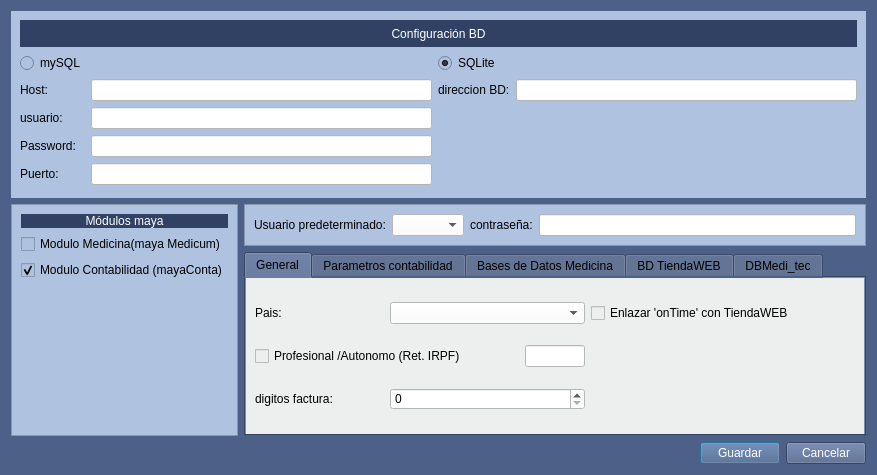
Qt form Zona_Administrador/frmconfigmaya.ui (arcnexus/RedFoX) before a commit.
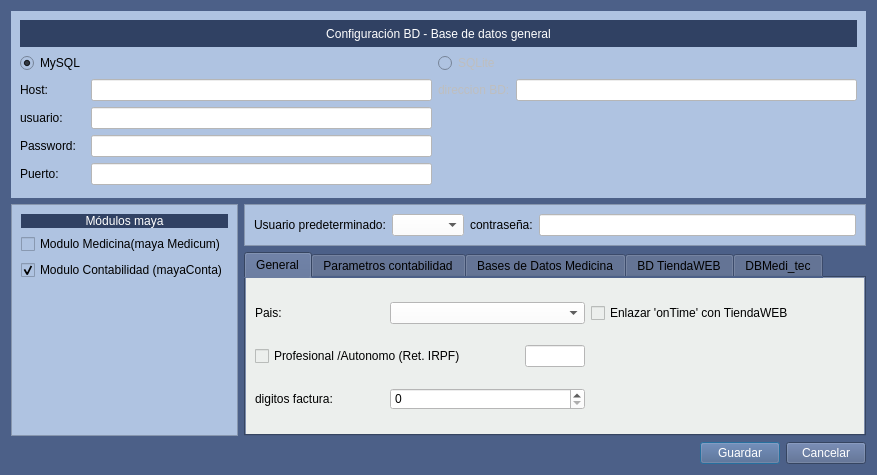
The same form after that commit. The open tabs and pages were chosen to show the change. Icons and pictures are not drawn.

The edit to the form file:
```diff
--- a/Zona_Administrador/frmconfigmaya.ui
+++ b/Zona_Administrador/frmconfigmaya.ui
@@ -706,7 +706,7 @@
 color: rgb(255,255,255);</string>
         </property>
         <property name="text">
-         <string>Configuración BD</string>
+         <string>Configuración BD - Base de datos general</string>
         </property>
         <property name="alignment">
          <set>Qt::AlignCenter</set>
@@ -736,11 +736,14 @@
       </item>
       <item row="1" column="3">
        <widget class="QRadioButton" name="radSqlite">
+        <property name="enabled">
+         <bool>false</bool>
+        </property>
         <property name="text">
          <string>SQLite</string>
         </property>
         <property name="checked">
-         <bool>true</bool>
+         <bool>false</bool>
         </property>
        </widget>
       </item>
@@ -767,6 +770,9 @@
       </item>
       <item row="3" column="3">
        <widget class="QLabel" name="label_5">
+        <property name="enabled">
+         <bool>false</bool>
+        </property>
         <property name="text">
          <string>direccion BD:</string>
         </property>
@@ -782,7 +788,10 @@
       <item row="1" column="1">
        <widget class="QRadioButton" name="radMysql">
         <property name="text">
-         <string>mySQL</string>
+         <string>MySQL</string>
+        </property>
+        <property name="checked">
+         <bool>true</bool>
         </property>
        </widget>
       </item>
```
Left out of the diff: 5 changed lines with no effect on the pictures.
